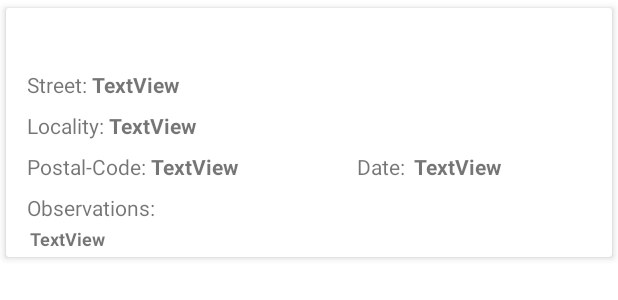
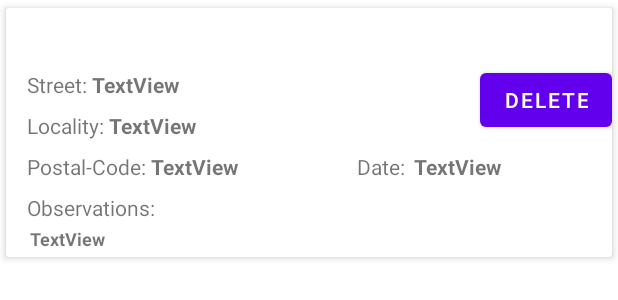
Before and after one commit to GabrielGoncalvesSousa/COMMOV2021, an Android app: the layout recyclerview_item.xml on its own in the app's theme, with its tools: preview values and no code run, on a phone screen of 412 x 824 dp. Shown: the top 300 px of the screen. Run offline under Robolectric (Android 15) with nearby library versions, the phone set to English and light mode, and no system bars.

Commit message:
It exploded, god knows why

```diff
--- a/CleanCity/app/src/main/java/gabriel/estg/cleancity/NotesActivity.kt
+++ b/CleanCity/app/src/main/java/gabriel/estg/cleancity/NotesActivity.kt
@@ -61,6 +61,12 @@
 //        }
 //        val itemTouchHelper = ItemTouchHelper(swipeDelete)
 //        itemTouchHelper.attachToRecyclerView(recyclerView)
+//
+//        val deleteButton = findViewById<Button>(R.id.buttonDelete)
+//        deleteButton.setOnClickListener{
+//            var notes=noteViewModel.allNotes
+//        }
+
     }
 
     //Inflate Options Menu
--- a/CleanCity/app/src/main/java/gabriel/estg/cleancity/database/NoteRepository.kt
+++ b/CleanCity/app/src/main/java/gabriel/estg/cleancity/database/NoteRepository.kt
@@ -16,7 +16,7 @@
         noteDao.insert(note)
     }
 
-    fun delete(id:Int){
-        noteDao.deleteByUserId(id)
-    }
+//    suspend fun deleteNote(note:Note){
+//        noteDao.deleteNote(note)
+//    }
 }
--- a/CleanCity/app/src/main/java/gabriel/estg/cleancity/viewModel/NoteViewModel.kt
+++ b/CleanCity/app/src/main/java/gabriel/estg/cleancity/viewModel/NoteViewModel.kt
@@ -14,9 +14,9 @@
         repository.insert(note)
     }
 
-    fun delete(id:Int) = viewModelScope.launch {
-        repository.delete(id)
-    }
+//    fun deleteNote(note:Note) = viewModelScope.launch {
+//        repository.deleteNote(note)
+//    }
 }
 
 class NoteViewModelFactory(private val repository: NoteRepository) : ViewModelProvider.Factory {
--- a/CleanCity/app/src/main/res/layout/recyclerview_item.xml
+++ b/CleanCity/app/src/main/res/layout/recyclerview_item.xml
@@ -32,6 +32,14 @@
             android:layout_width="match_parent"
             android:layout_height="wrap_content"
             android:visibility="visible">
+
+            <Button
+                android:id="@+id/buttonDelete"
+                android:layout_width="wrap_content"
+                android:layout_height="wrap_content"
+                android:text="Delete"
+                android:layout_alignParentRight="true"
+                android:layout_alignParentEnd="true" />
 
 
             <TextView
@@ -163,6 +171,10 @@
                 android:textStyle="bold" />
 
 
+
+
+
+
         </RelativeLayout>
 
 
```
Also changed, not shown: CleanCity/app/src/main/java/gabriel/estg/cleancity/SwipeToDeleteCallback.kt (+10 -10 lines), CleanCity/app/src/main/java/gabriel/estg/cleancity/adapters/NoteListAdapter.kt (+2 -5 lines), CleanCity/app/src/main/java/gabriel/estg/cleancity/database/dao/NoteDao.kt (+7 -6 lines).
